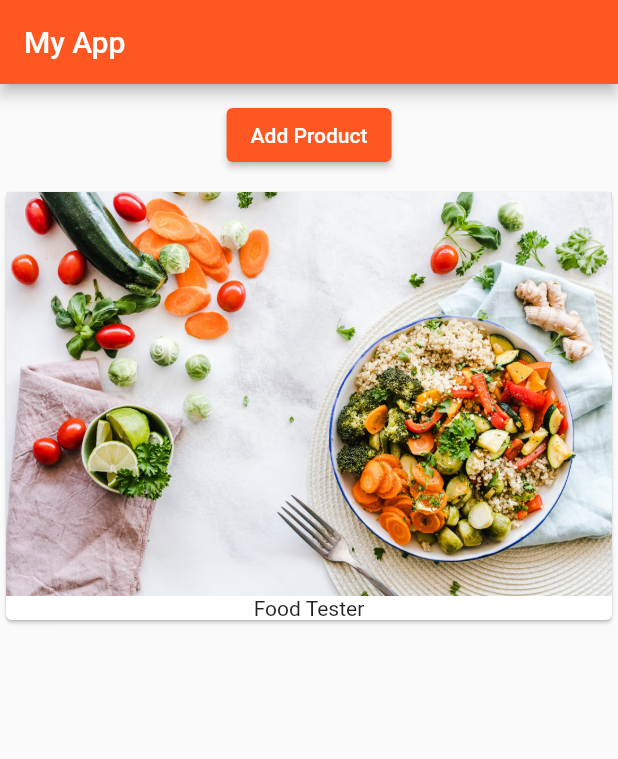
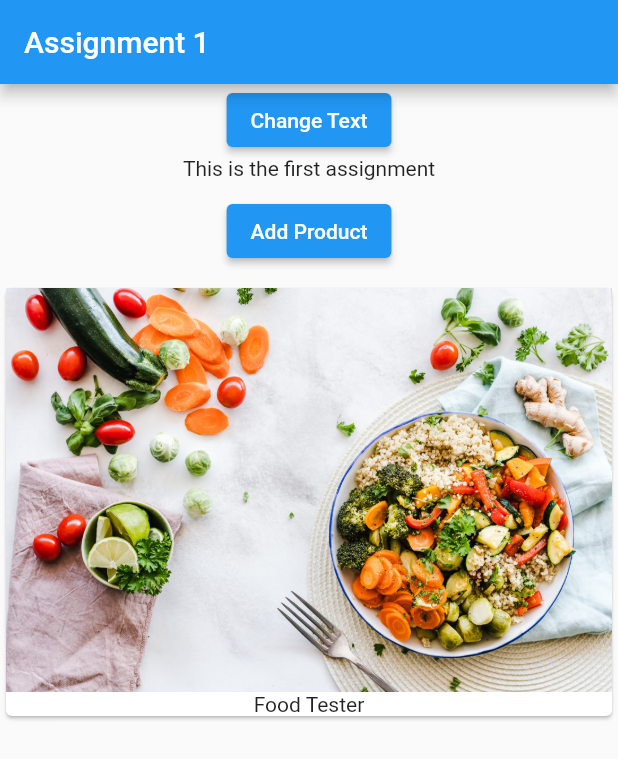
Before and after one commit to rifaturrana/flutter-begining, a Flutter app: the screen it shows after launch, on a phone screen of 412 x 824 dp. Shown: the top 759 px of the screen. Run offline on Flutter 3.47's test engine with Material 2 defaults, Android fonts, the phone set to English and light mode, and no system bars.

```diff
--- a/lib/main.dart
+++ b/lib/main.dart
@@ -1,3 +1,34 @@
+// import 'package:flutter/material.dart';
+
+/******First Part of the Vedio******************/
+
+// void main() {
+//   runApp(const MyApp());
+// }
+
+// class MyApp extends StatelessWidget {
+//   const MyApp({super.key});
+//   @override
+//   Widget build(BuildContext context) {
+//     return MaterialApp(
+//       theme: ThemeData(
+//         brightness: Brightness.light,
+//         primarySwatch: Colors.deepOrange,
+//         accentColor: Colors.deepPurple,
+//       ),
+//       home: Scaffold(
+//         appBar: AppBar(
+//           title: const Text('My App'),
+//         ),
+//         body: const ProductManager(startingProduct: 'Food Tester'),
+//       ),
+//     );
+//   }
+// }
+
+/// ****Second Part of the Vedio******************/
+
+import 'package:first_app/text_control.dart';
 import 'package:flutter/material.dart';
 import './product_manager.dart';
 
@@ -10,17 +41,18 @@ class MyApp extends StatelessWidget {
   @override
   Widget build(BuildContext context) {
     return MaterialApp(
-      theme: ThemeData(
-        brightness: Brightness.light,
-        primarySwatch: Colors.deepOrange,
-        accentColor: Colors.deepPurple,
-      ),
       home: Scaffold(
-        appBar: AppBar(
-          title: const Text('My App'),
-        ),
-        body: const ProductManager(startingProduct: 'Food Tester'),
-      ),
+          appBar: AppBar(
+            title: const Text('Assignment 1'),
+          ),
+          body: SingleChildScrollView(
+            child: Column(
+              children: const [
+                TextControl(),
+                ProductManager(startingProduct: 'Food Tester'),
+              ],
+            ),
+          )),
     );
   }
 }
--- /dev/null
+++ b/lib/product_control.dart
@@ -0,0 +1,16 @@
+import 'package:flutter/material.dart';
+
+class ProductControl extends StatelessWidget {
+  final Function addProduct;
+  const ProductControl(this.addProduct, {super.key});
+
+  @override
+  Widget build(BuildContext context) {
+    return ElevatedButton(
+      child: const Text('Add Product'),
+      onPressed: () {
+        addProduct('Sweets');
+      },
+    );
+  }
+}
--- a/lib/product_manager.dart
+++ b/lib/product_manager.dart
@@ -1,3 +1,4 @@
+import 'package:first_app/product_control.dart';
 import 'package:flutter/material.dart';
 
 import './products.dart';
@@ -20,20 +21,19 @@ class _ProductManagerState extends State<ProductManager> {
     super.initState();
   }
 
+  void _addProduct(String product) {
+    setState(() {
+      _products.add(product);
+    });
+  }
+
   @override
   Widget build(BuildContext context) {
     return Column(
       children: [
         Container(
           margin: const EdgeInsets.all(10.0),
-          child: ElevatedButton(
-              child: const Text('Add Product'),
-              onPressed: () {
-                setState(() {
-                  _products.add('Advanced Food Tester');
-                });
-                // print(_products);
-              }),
+          child: ProductControl(_addProduct),
         ),
         Products(_products),
       ],
--- /dev/null
+++ b/lib/text_control.dart
@@ -0,0 +1,31 @@
+import 'package:first_app/text_output.dart';
+import 'package:flutter/material.dart';
+
+class TextControl extends StatefulWidget {
+  const TextControl({super.key});
+
+  @override
+  State<StatefulWidget> createState() {
+    return _TextControlState();
+  }
+}
+
+class _TextControlState extends State<TextControl> {
+  String _mainText = 'This is the first assignment';
+  @override
+  Widget build(BuildContext context) {
+    return Column(
+      children: [
+        ElevatedButton(
+          child: const Text('Change Text'),
+          onPressed: () {
+            setState(() {
+              _mainText = 'This changed!';
+            });
+          },
+        ),
+        TextOutput(_mainText)
+      ],
+    );
+  }
+}
--- /dev/null
+++ b/lib/text_output.dart
@@ -0,0 +1,11 @@
+import 'package:flutter/material.dart';
+
+class TextOutput extends StatelessWidget {
+  final String mainText;
+  const TextOutput(this.mainText, {super.key});
+
+  @override
+  Widget build(BuildContext context) {
+    return Text(mainText);
+  }
+}
```
Also changed, not shown: 1 other file.
